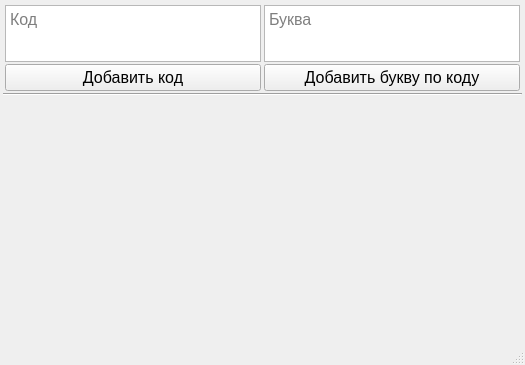
Above: Phano.ui from werserk/Visualisation-of-Phano before the change. Below: the same form after it.
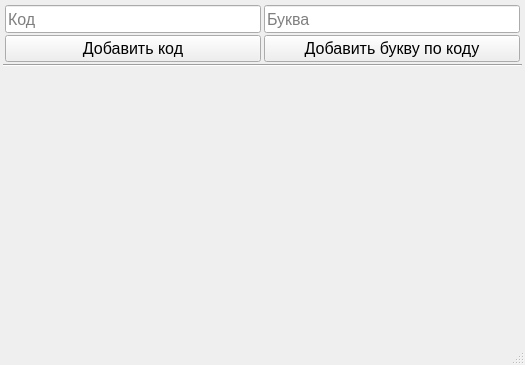
That is the form after the change.

Commit message: text edit -> line edit

Patch:
```diff
--- a/Phano.ui
+++ b/Phano.ui
@@ -117,23 +117,11 @@
            <number>1</number>
           </property>
           <item>
-           <widget class="QTextEdit" name="tedCode">
-            <property name="sizePolicy">
-             <sizepolicy hsizetype="Preferred" vsizetype="Minimum">
-              <horstretch>0</horstretch>
-              <verstretch>0</verstretch>
-             </sizepolicy>
-            </property>
+           <widget class="QLineEdit" name="editCode">
             <property name="minimumSize">
              <size>
               <width>0</width>
-              <height>0</height>
-             </size>
-            </property>
-            <property name="maximumSize">
-             <size>
-              <width>16777215</width>
-              <height>16777215</height>
+              <height>28</height>
              </size>
             </property>
             <property name="placeholderText">
@@ -203,9 +191,9 @@
            <number>1</number>
           </property>
           <item>
-           <widget class="QTextEdit" name="tedLetter">
+           <widget class="QLineEdit" name="editLetter">
             <property name="sizePolicy">
-             <sizepolicy hsizetype="Preferred" vsizetype="Minimum">
+             <sizepolicy hsizetype="Expanding" vsizetype="Fixed">
               <horstretch>0</horstretch>
               <verstretch>0</verstretch>
              </sizepolicy>
@@ -213,13 +201,7 @@
             <property name="minimumSize">
              <size>
               <width>0</width>
-              <height>0</height>
-             </size>
-            </property>
-            <property name="maximumSize">
-             <size>
-              <width>16777215</width>
-              <height>16777215</height>
+              <height>28</height>
              </size>
             </property>
             <property name="placeholderText">
```
The commit also changes 2 other files.
